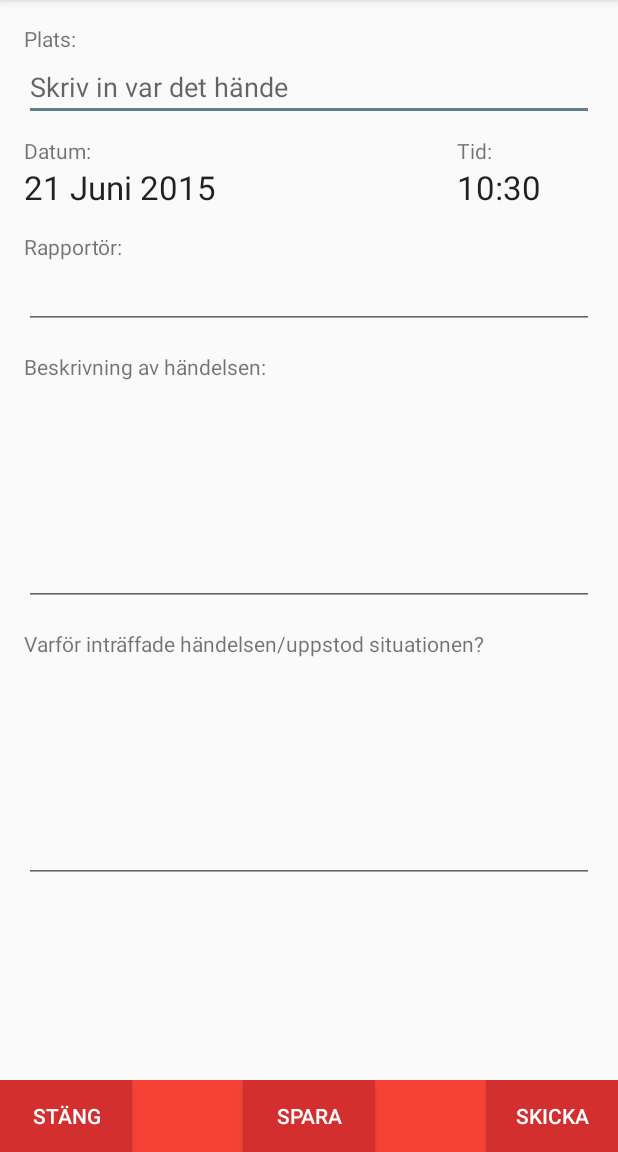
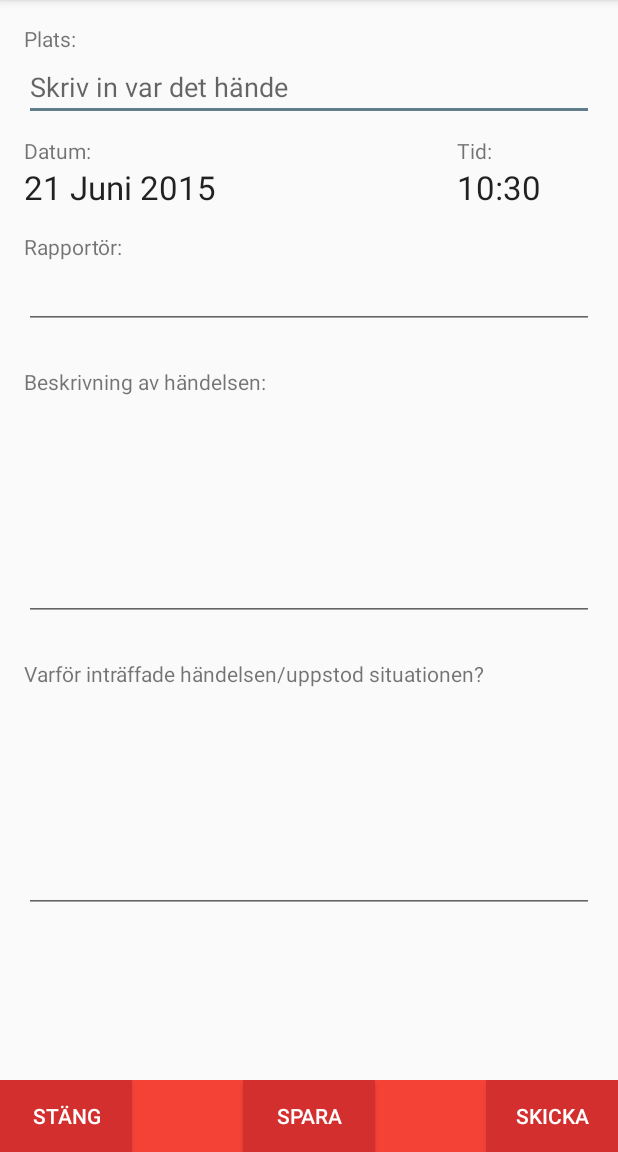
Before and after one commit to broderbluff/Tillbudsrapport, an Android app: the EditorActivity screen opened directly, with no data from a screen before it, on a phone screen of 412 x 824 dp, the part 84-1236 px from its top. Run offline under Robolectric (Android 15) with nearby library versions, the phone set to English and light mode, and no system bars.

Commit message:
ändrade layout_margin top multiline edittext editorlayout

```diff
--- a/app/src/main/res/layout/activity_editor.xml
+++ b/app/src/main/res/layout/activity_editor.xml
@@ -56,6 +56,7 @@
     android:layout_width="fill_parent"
     android:layout_height="fill_parent"
     android:id="@+id/scrollView"
+
 
     android:layout_above="@id/footer">
 
@@ -116,7 +117,7 @@
         android:layout_height="wrap_content"
         android:text="@string/description"
         android:id="@+id/tvDescription"
-        android:layout_marginTop="15dp"
+        android:layout_marginTop="25dp"
         android:layout_below="@+id/etReporter"
         android:layout_alignParentLeft="true"
         android:layout_alignParentStart="true" />
@@ -133,7 +134,7 @@
             android:layout_alignRight="@+id/etReporter"
 
             android:layout_alignEnd="@+id/etReporter"
-            android:inputType="textMultiLine|textAutoCorrect|textCapSentences"/>
+            android:inputType="textMultiLine|textAutoCorrect|textCapSentences" />
 
 
         <TextView
@@ -145,7 +146,7 @@
             android:layout_below="@+id/etDescription"
             android:layout_alignParentLeft="true"
             android:layout_alignParentStart="true"
-            android:layout_marginTop="15dp" />
+            android:layout_marginTop="25dp" />
 
         <EditText
             android:layout_width="match_parent"
```
Also changed, not shown: app/src/main/ic_edittext-web.png (added).
